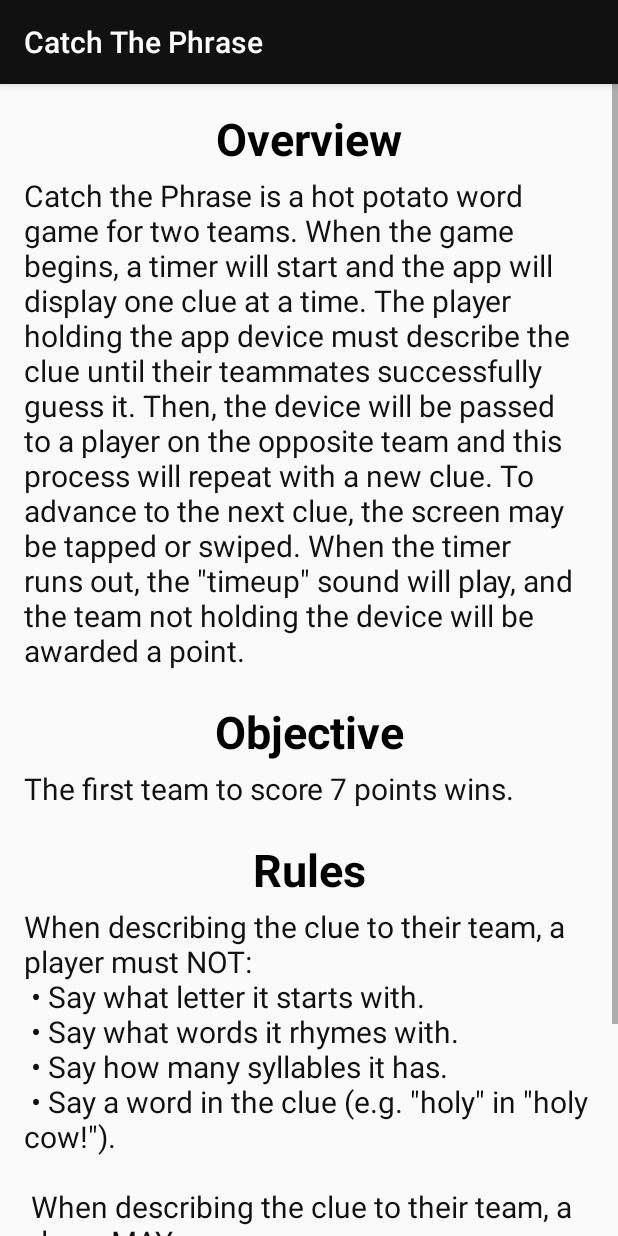
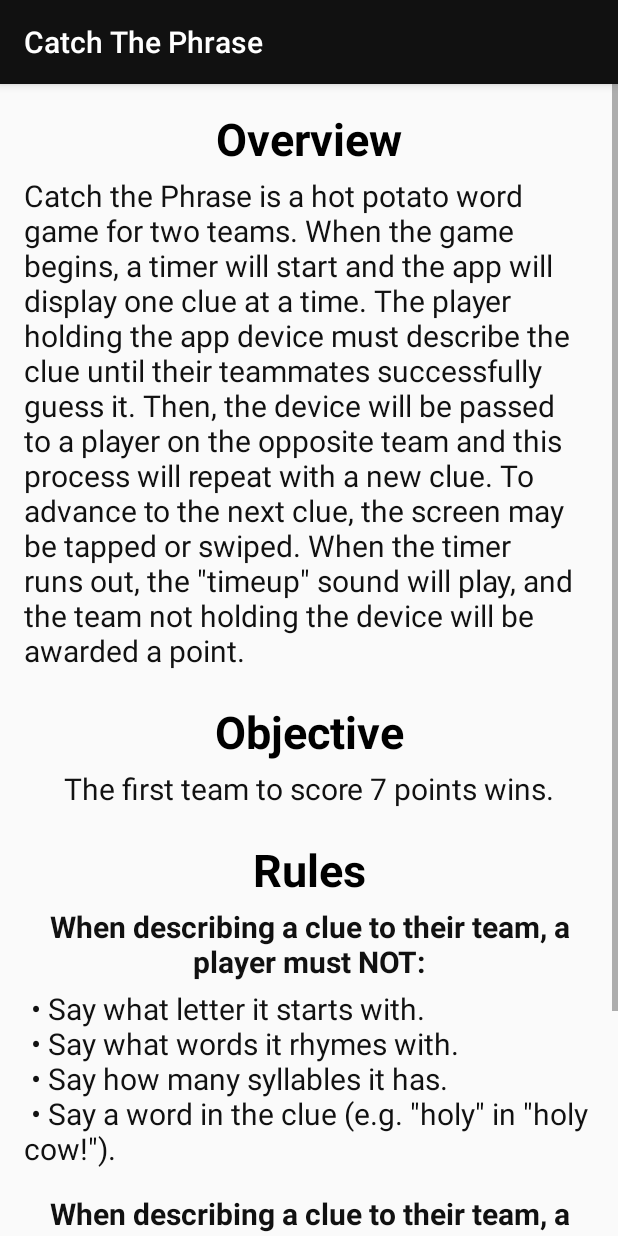
Before and after one commit to kwdiggs/catch_the_phrase, an Android app: the InstructionActivity screen opened directly, with no data from a screen before it, on a phone screen of 412 x 824 dp. Run offline under Robolectric (Android 15) with nearby library versions, the phone set to English and light mode, and no system bars.

Commit message:
format how-to-play content

```diff
--- a/app/src/main/res/layout/activity_instruction.xml
+++ b/app/src/main/res/layout/activity_instruction.xml
@@ -43,6 +43,7 @@
         <TextView
             android:layout_width="fill_parent"
             android:layout_height="wrap_content"
+            android:textAlignment="center"
             android:layout_marginBottom="20dp"
             android:text="@string/objective"
             android:textColor="@color/colorPrimary"
@@ -61,10 +62,37 @@
         <TextView
             android:layout_width="fill_parent"
             android:layout_height="wrap_content"
-            android:text="@string/rules"
+            android:textAlignment="center"
+            android:layout_marginBottom="4dp"
+            android:text="@string/rules_subheading_one"
+            android:textColor="@color/colorPrimary"
+            android:textSize="20sp"
+            android:textStyle="bold"/>
+
+        <TextView
+            android:layout_width="fill_parent"
+            android:layout_height="wrap_content"
+            android:text="@string/rules_body_one"
             android:textColor="@color/colorPrimary"
             android:textSize="20sp" />
 
+        <TextView
+            android:layout_width="fill_parent"
+            android:layout_height="wrap_content"
+            android:textAlignment="center"
+            android:layout_marginTop="16dp"
+            android:layout_marginBottom="4dp"
+            android:text="@string/rules_subheading_two"
+            android:textColor="@color/colorPrimary"
+            android:textSize="20sp"
+            android:textStyle="bold"/>
+
+        <TextView
+            android:layout_width="fill_parent"
+            android:layout_height="wrap_content"
+            android:text="@string/rules_body_two"
+            android:textColor="@color/colorPrimary"
+            android:textSize="20sp" />
 
     </LinearLayout>
 </ScrollView>
--- a/app/src/main/res/values/strings.xml
+++ b/app/src/main/res/values/strings.xml
@@ -25,15 +25,18 @@
         The first team to score 7 points wins.
     </string>
     <string name="rules_heading">Rules</string>
-    <string name="rules">
-        When describing the clue to their team, a player must NOT:\n
-        &#8226; Say what letter it starts with.\n
+    <string name="rules_subheading_one">
+        When describing a clue to their team, a player must NOT:</string>
+    <string name="rules_body_one">
+        \u00A0&#8226; Say what letter it starts with.\n
         &#8226; Say what words it rhymes with.\n
         &#8226; Say how many syllables it has.\n
-        &#8226; Say a word in the clue (e.g. \"holy\" in \"holy cow!\").\n\n
-
-        When describing the clue to their team, a player MAY:\n
-        &#8226; Use body language and physical gestures.\n
+        &#8226; Say a word in the clue (e.g. \"holy\" in \"holy cow!\").
+    </string>
+    <string name="rules_subheading_two">
+        When describing a clue to their team, a player MAY:</string>
+    <string name="rules_body_two">
+        \u00A0&#8226; Use body language and physical gestures.\n
         &#8226; Use synonyms, so long as they don\'t rhyme.\n
         &#8226; Say how many words are in a multi-word clue (e.g. 3 words in \"Kick the bucket\").
     </string>
```
